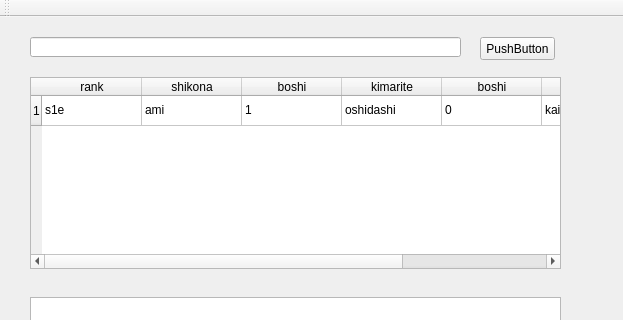
First picture: the form in mainwindow.ui, repository akdtg/ozumo, before the edit; both pictures show x 0 to 623 and y 0 to 320 of the 623 by 564 pixel window.
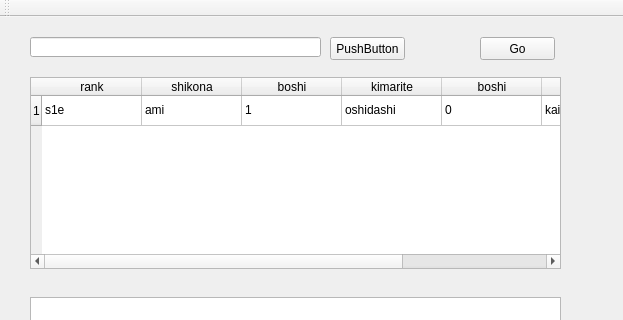
Second picture: the form after the edit.

Commit message: skeleton of convert_torikumi added

```diff
--- a/mainwindow.ui
+++ b/mainwindow.ui
@@ -27,7 +27,7 @@
    <widget class="QPushButton" name="pushButton">
     <property name="geometry">
      <rect>
-      <x>480</x>
+      <x>330</x>
       <y>20</y>
       <width>75</width>
       <height>23</height>
@@ -42,7 +42,7 @@
      <rect>
       <x>30</x>
       <y>20</y>
-      <width>431</width>
+      <width>291</width>
       <height>20</height>
      </rect>
     </property>
@@ -132,6 +132,19 @@
      </property>
     </item>
    </widget>
+   <widget class="QPushButton" name="pushButton_Go">
+    <property name="geometry">
+     <rect>
+      <x>480</x>
+      <y>20</y>
+      <width>75</width>
+      <height>23</height>
+     </rect>
+    </property>
+    <property name="text">
+     <string>Go</string>
+    </property>
+   </widget>
   </widget>
   <widget class="QMenuBar" name="menuBar">
    <property name="geometry">
```
The commit also changes 2 other files.
